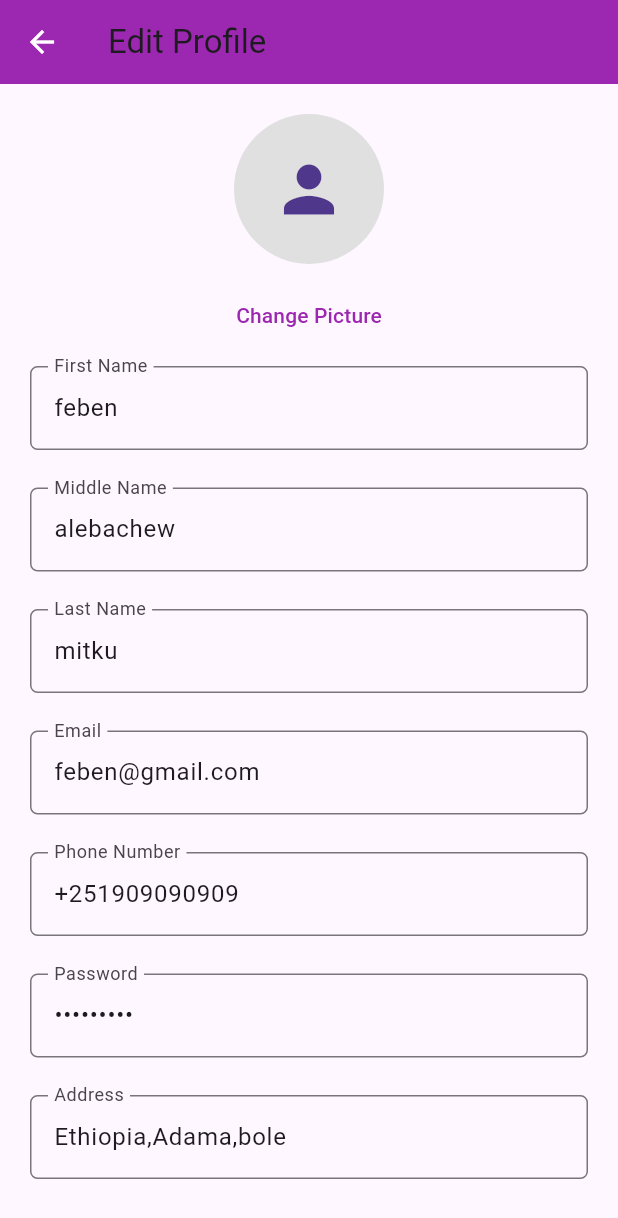
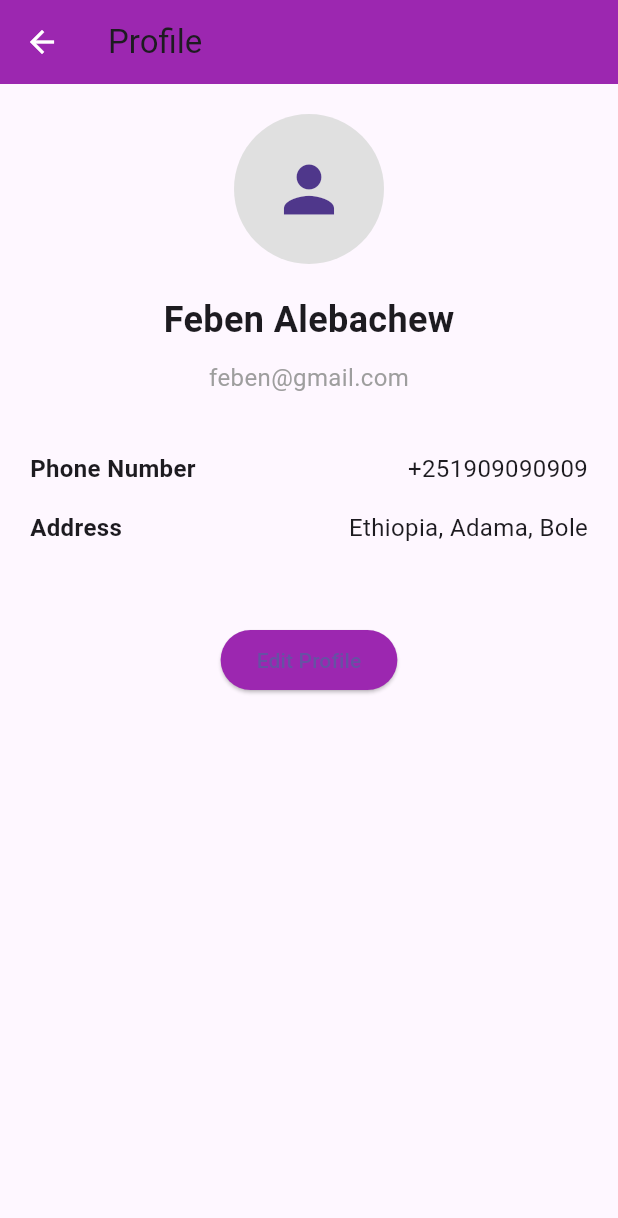
Before and after one commit to Mafiv/delivery-app-, a Flutter app: the ProfilePage screen opened directly, on a phone screen of 412 x 824 dp. Shown: the top 1218 px of the screen. Run offline on Flutter 3.47's test engine with Material 3 defaults, Android fonts, the phone set to English and light mode, and no system bars; network calls fail.

Commit message:
Update ProfilePage.dart

```diff
--- a/lib/pages/ProfilePage.dart
+++ b/lib/pages/ProfilePage.dart
@@ -18,13 +18,134 @@ class ProfilePage extends StatefulWidget {
 }
 
 class _ProfilePageState extends State<ProfilePage> {
-  final TextEditingController _firstNameController = TextEditingController(text: 'feben');
-  final TextEditingController _middleNameController = TextEditingController(text: 'alebachew');
-  final TextEditingController _lastNameController = TextEditingController(text: 'mitku');
-  final TextEditingController _emailController = TextEditingController(text: 'feben@gmail.com');
-  final TextEditingController _phoneNumberController = TextEditingController(text: '+251909090909');
-  final TextEditingController _passwordController = TextEditingController(text: '123456789');
-  final TextEditingController _addressController = TextEditingController(text: 'Ethiopia,Adama,bole');
+  String _firstName = 'Feben';
+  String _lastName = 'Alebachew';
+  String _email = 'feben@gmail.com';
+  String _phoneNumber = '+251909090909';
+  String _address = 'Ethiopia, Adama, Bole';
+
+  @override
+  Widget build(BuildContext context) {
+    return Scaffold(
+      appBar: AppBar(
+        leading: IconButton(
+          icon: const Icon(Icons.arrow_back, color: Colors.white),
+          onPressed: () => Navigator.of(context).pop(),
+        ),
+        title: const Text('Profile'),
+        backgroundColor: Colors.purple,
+      ),
+      body: Padding(
+        padding: const EdgeInsets.all(20.0),
+        child: Column(
+          crossAxisAlignment: CrossAxisAlignment.center,
+          children: <Widget>[
+            CircleAvatar(
+              radius: 50,
+              backgroundColor: Colors.grey.shade300,
+              child: const Icon(Icons.person, size: 50),
+            ),
+            const SizedBox(height: 20),
+            Text(
+              '$_firstName $_lastName',
+              style: TextStyle(fontSize: 24, fontWeight: FontWeight.bold),
+            ),
+            const SizedBox(height: 10),
+            Text(
+              _email,
+              style: TextStyle(fontSize: 16, color: Colors.grey),
+            ),
+            const SizedBox(height: 30),
+            _buildProfileItem('Phone Number', _phoneNumber),
+            _buildProfileItem('Address', _address),
+            const SizedBox(height: 45),
+            ElevatedButton(
+              onPressed: () {
+                Navigator.push(
+                  context,
+                  MaterialPageRoute(builder: (context) => UpdateProfilePage(
+                    firstName: _firstName,
+                    lastName: _lastName,
+                    email: _email,
+                    phoneNumber: _phoneNumber,
+                    address: _address,
+                  )),
+                ).then((updatedProfile) {
+                  if (updatedProfile != null) {
+                    setState(() {
+                      _firstName = updatedProfile.firstName;
+                      _lastName = updatedProfile.lastName;
+                      _email = updatedProfile.email;
+                      _phoneNumber = updatedProfile.phoneNumber;
+                      _address = updatedProfile.address;
+                    });
+                  }
+                });
+              },
+              child: const Text('Edit Profile'),
+              style: ElevatedButton.styleFrom(backgroundColor: Colors.purple),
+            ),
+          ],
+        ),
+      ),
+    );
+  }
+
+  Widget _buildProfileItem(String label, String value) {
+    return Padding(
+      padding: const EdgeInsets.symmetric(vertical: 8.0),
+      child: Row(
+        mainAxisAlignment: MainAxisAlignment.spaceBetween,
+        children: <Widget>[
+          Text(
+            label,
+            style: TextStyle(fontSize: 16, fontWeight: FontWeight.bold),
+          ),
+          Text(
+            value,
+            style: TextStyle(fontSize: 16),
+          ),
+        ],
+      ),
+    );
+  }
+}
+
+class UpdateProfilePage extends StatefulWidget {
+  final String firstName;
+  final String lastName;
+  final String email;
+  final String phoneNumber;
+  final String address;
+
+  const UpdateProfilePage({
+    required this.firstName,
+    required this.lastName,
+    required this.email,
+    required this.phoneNumber,
+    required this.address,
+  });
+
+  @override
+  _UpdateProfilePageState createState() => _UpdateProfilePageState();
+}
+
+class _UpdateProfilePageState extends State<UpdateProfilePage> {
+  late TextEditingController _firstNameController;
+  late TextEditingController _lastNameController;
+  late TextEditingController _emailController;
+  late TextEditingController _phoneNumberController;
+  late TextEditingController _addressController;
+
+  @override
+  void initState() {
+    super.initState();
+    _firstNameController = TextEditingController(text: widget.firstName);
+    _lastNameController = TextEditingController(text: widget.lastName);
+    _emailController = TextEditingController(text: widget.email);
+    _phoneNumberController = TextEditingController(text: widget.phoneNumber);
+    _addressController = TextEditingController(text: widget.address);
+  }
 
   @override
   Widget build(BuildContext context) {
@@ -37,8 +158,9 @@ class _ProfilePageState extends State<ProfilePage> {
         title: const Text('Edit Profile'),
         backgroundColor: Colors.purple,
       ),
-      body: ListView(
+      body: Padding(
         padding: const EdgeInsets.all(20.0),
+        child: ListView(
           children: <Widget>[
             CircleAvatar(
               radius: 50,
@@ -48,39 +170,73 @@ class _ProfilePageState extends State<ProfilePage> {
             const SizedBox(height: 10),
             TextButton(
               onPressed: () {
-              // I will write functionality code here to change profile picture-hasn't done yet
+                // I will write functionality code here to change profile picture
               },
               child: const Text('Change Picture', style: TextStyle(color: Colors.purple)),
             ),
-          const SizedBox(height: 10),
-          _buildTextField(_firstNameController, 'First Name'),const SizedBox(height: 25),
-          _buildTextField(_middleNameController, 'Middle Name'),const SizedBox(height: 25),
-          _buildTextField(_lastNameController, 'Last Name'),const SizedBox(height: 25),
-          _buildTextField(_emailController, 'Email'),const SizedBox(height: 25),
-          _buildTextField(_phoneNumberController, 'Phone Number'),const SizedBox(height: 25),
-          _buildTextField(_passwordController, 'Password', isPassword: true),const SizedBox(height: 25),
+            const SizedBox(height: 30),
+            _buildTextField(_firstNameController, 'First Name'),
+            const SizedBox(height: 15),
+            _buildTextField(_lastNameController, 'Last Name'),
+            const SizedBox(height: 15),
+            _buildTextField(_emailController, 'Email'),
+            const SizedBox(height: 15),
+            _buildTextField(_phoneNumberController, 'Phone Number'),
+            const SizedBox(height: 15),
             _buildTextField(_addressController, 'Address'),
             const SizedBox(height: 45),
             ElevatedButton(
               onPressed: () {
-              // I will write the functionality code here to update profile when the button is clicked-hasn't done yet
+                String firstName = _firstNameController.text;
+                String lastName = _lastNameController.text;
+                String email = _emailController.text;
+                String phoneNumber = _phoneNumberController.text;
+                String address = _addressController.text;
+
+                // Create an updated profile object
+                Profile updatedProfile = Profile(
+                  firstName: firstName,
+                  lastName: lastName,
+                  email: email,
+                  phoneNumber: phoneNumber,
+                  address: address,
+                );
+
+                // Takes back to the profile viewing page and pass the updated profile object
+                Navigator.pop(context, updatedProfile);
               },
-            child: Text('Update'),
+              child: const Text('Save Changes'),
               style: ElevatedButton.styleFrom(backgroundColor: Colors.purple),
             ),
           ],
         ),
+      ),
     );
   }
 
-  Widget _buildTextField(TextEditingController controller, String label, {bool isPassword = false}) {
+  Widget _buildTextField(TextEditingController controller, String label) {
     return TextField(
       controller: controller,
       decoration: InputDecoration(
         labelText: label,
-        border: OutlineInputBorder(borderRadius: BorderRadius.circular(5.0)),
+        border: OutlineInputBorder(),
       ),
-      obscureText: isPassword,
     );
   }
 }
+
+class Profile {
+  final String firstName;
+  final String lastName;
+  final String email;
+  final String phoneNumber;
+  final String address;
+
+  Profile({
+    required this.firstName,
+    required this.lastName,
+    required this.email,
+    required this.phoneNumber,
+    required this.address,
+  });
+}
```
Lines whose indentation alone changed are shown as unchanged.
